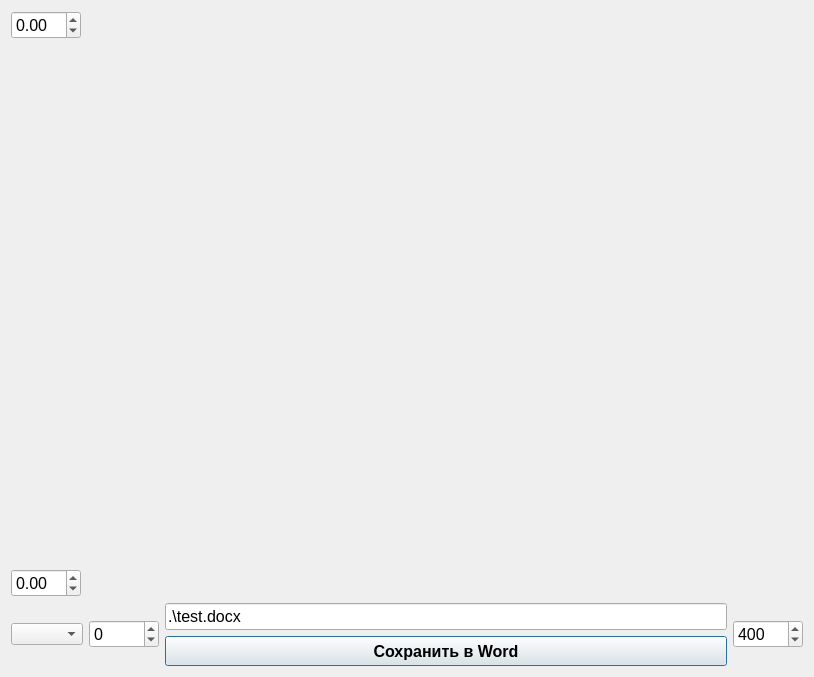
Nenu1985/stend, file form.ui: the form before one commit.
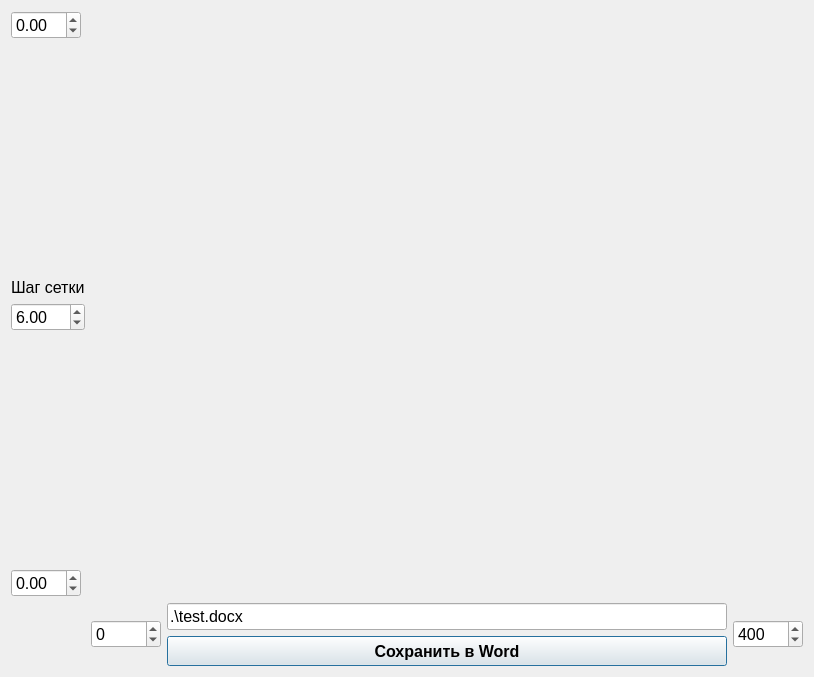
The form after the commit.

Commit message: user interface: vertical lines, step_y_grid

What changed in the file:
```diff
--- a/form.ui
+++ b/form.ui
@@ -16,8 +16,8 @@
   <layout class="QGridLayout" name="gridLayout">
    <item row="0" column="0">
     <layout class="QGridLayout" name="gridLayout_5" columnstretch="0,0,0,0,0">
-     <item row="1" column="0">
-      <spacer name="verticalSpacer">
+     <item row="4" column="0">
+      <spacer name="verticalSpacer_2">
        <property name="orientation">
         <enum>Qt::Vertical</enum>
        </property>
@@ -29,7 +29,7 @@
        </property>
       </spacer>
      </item>
-     <item row="2" column="0">
+     <item row="5" column="0">
       <widget class="QDoubleSpinBox" name="doubleSpinBox_y_min">
        <property name="minimumSize">
         <size>
@@ -56,7 +56,7 @@
        </property>
       </widget>
      </item>
-     <item row="3" column="2" colspan="2">
+     <item row="6" column="2" colspan="2">
       <layout class="QVBoxLayout" name="verticalLayout_2">
        <item>
         <widget class="QLineEdit" name="lineEdit_word_file_path">
@@ -131,10 +131,10 @@
        </property>
       </widget>
      </item>
-     <item row="0" column="1" rowspan="3" colspan="4">
+     <item row="0" column="1" rowspan="6" colspan="4">
       <layout class="QHBoxLayout" name="horizontalLayout"/>
      </item>
-     <item row="3" column="4">
+     <item row="6" column="4">
       <widget class="QSpinBox" name="spinBox_x_max">
        <property name="minimumSize">
         <size>
@@ -164,7 +164,7 @@
        </property>
       </widget>
      </item>
-     <item row="3" column="1">
+     <item row="6" column="1">
       <widget class="QSpinBox" name="spinBox_x_min">
        <property name="minimumSize">
         <size>
@@ -194,8 +194,51 @@
        </property>
       </widget>
      </item>
+     <item row="1" column="0">
+      <spacer name="verticalSpacer">
+       <property name="orientation">
+        <enum>Qt::Vertical</enum>
+       </property>
+       <property name="sizeHint" stdset="0">
+        <size>
+         <width>20</width>
+         <height>40</height>
+        </size>
+       </property>
+      </spacer>
+     </item>
      <item row="3" column="0">
-      <widget class="QComboBox" name="comboBox_marker"/>
+      <widget class="QDoubleSpinBox" name="doubleSpinBox_step_y_grid">
+       <property name="font">
+        <font>
+         <pointsize>12</pointsize>
+        </font>
+       </property>
+       <property name="minimum">
+        <double>1.000000000000000</double>
+       </property>
+       <property name="maximum">
+        <double>50.000000000000000</double>
+       </property>
+       <property name="singleStep">
+        <double>0.010000000000000</double>
+       </property>
+       <property name="value">
+        <double>6.000000000000000</double>
+       </property>
+      </widget>
+     </item>
+     <item row="2" column="0">
+      <widget class="QLabel" name="label">
+       <property name="font">
+        <font>
+         <pointsize>12</pointsize>
+        </font>
+       </property>
+       <property name="text">
+        <string>Шаг сетки</string>
+       </property>
+      </widget>
      </item>
     </layout>
    </item>
```
The commit also changes 5 other files.
